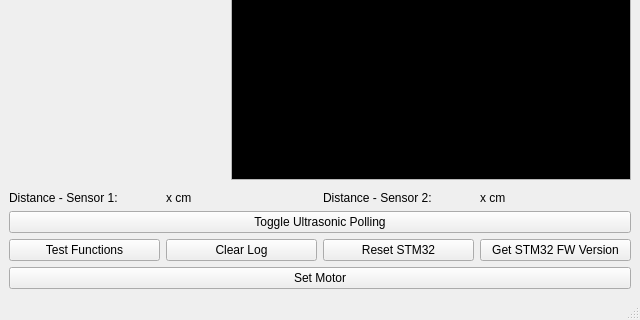
Above: mainwindow.ui from LeedsRaspJam/Cryptoid-Python before the change; both pictures show x 0 to 640 and y 243 to 563 of the 640 by 563 pixel window. Below: the same form after it.
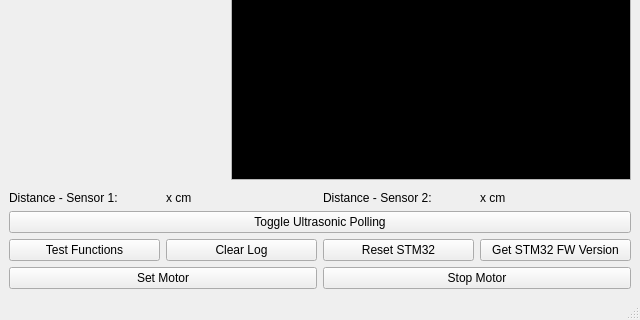
That is the form after the change.

Commit message: Add stop motor

```diff
--- a/mainwindow.ui
+++ b/mainwindow.ui
@@ -383,6 +383,13 @@
         </property>
        </widget>
       </item>
+      <item>
+       <widget class="QPushButton" name="stopMtrBtn">
+        <property name="text">
+         <string>Stop Motor</string>
+        </property>
+       </widget>
+      </item>
      </layout>
     </item>
    </layout>
```
The commit also changes 1 other file.
